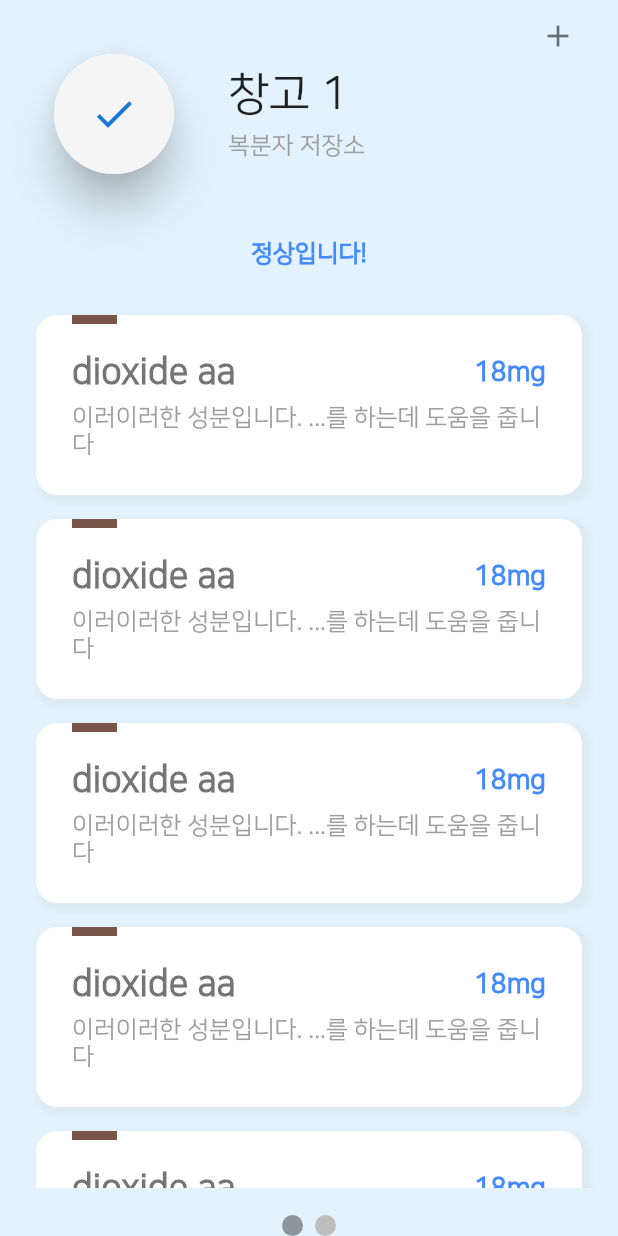
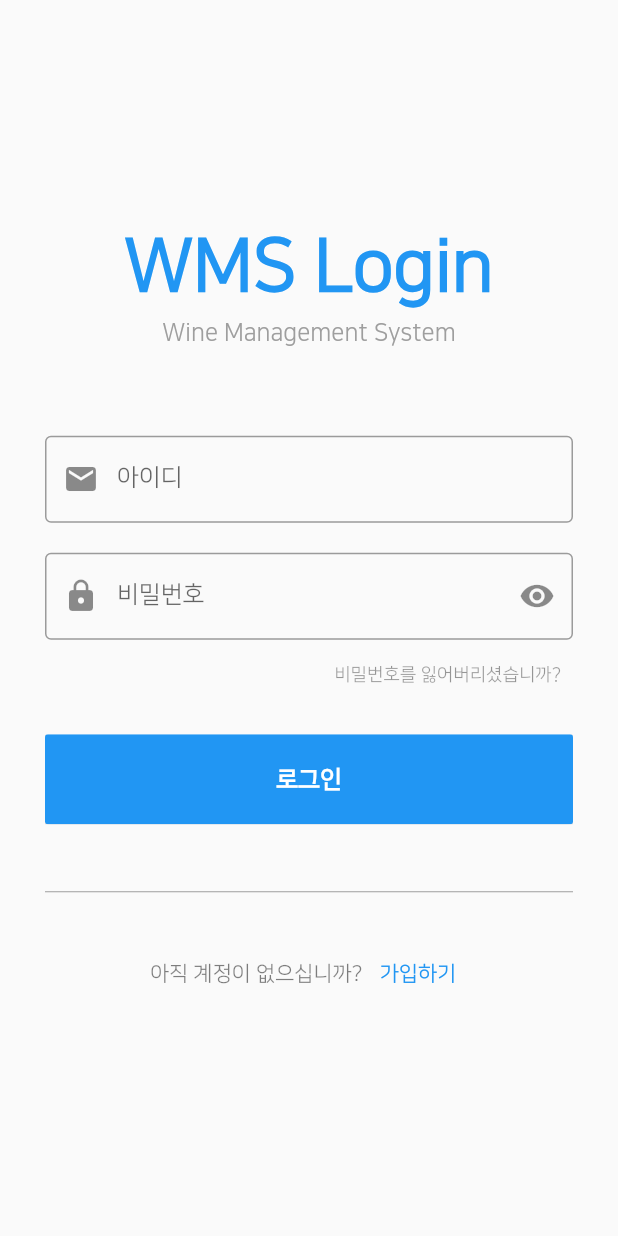
Before and after one commit to kkyy3402/wine_manager, a Flutter app: the screen it shows after launch, on a phone screen of 412 x 824 dp. Run offline on Flutter 3.47's test engine with Material 2 defaults, Android fonts, the light colour scheme and no system bars; drawn by our look-alikes of avatar_glow, page_view_indicators; our stand-ins replace get; missing offline and left inert: dart:ffi.

Commit message:
디스크립션 페이지 완료

```diff
--- a/app/lib/common/widget/StatusListCell.dart
+++ b/app/lib/common/widget/StatusListCell.dart
@@ -4,7 +4,7 @@ import 'package:get/get.dart';
 class StatusListCell extends StatelessWidget {
 
   StatusListCell(this.titleStr,{this.color, this.subTitleStr, this.volumeStr});
-  final String titleStr;
+  final String? titleStr;
   final String? subTitleStr;
   final String? volumeStr;
   Color? color;
@@ -43,7 +43,7 @@ class StatusListCell extends StatelessWidget {
                   children: [
 
                     Text(
-                      this.titleStr,
+                      this.titleStr ?? "",
                       style: TextStyle(
                           fontSize: 24,
                           color: Colors.black54,
@@ -71,6 +71,8 @@ class StatusListCell extends StatelessWidget {
                       fontSize: 16,
                       color: Colors.grey,
                   ),
+                  overflow: TextOverflow.ellipsis,
+                  maxLines: 2,
                 )
 
               ],
--- a/app/lib/core/route/app_pages.dart
+++ b/app/lib/core/route/app_pages.dart
@@ -3,6 +3,8 @@ import 'package:wine_manager/feature/description_page/binding.dart';
 import 'package:wine_manager/feature/description_page/view/description_page_view.dart';
 import 'package:wine_manager/feature/home/binding.dart';
 import 'package:wine_manager/feature/home/view/home_page.dart';
+import 'package:wine_manager/feature/login_page/binding.dart';
+import 'package:wine_manager/feature/login_page/view/login_page.dart';
 part 'app_routes.dart';
 
 class AppPages {
@@ -18,5 +20,11 @@ class AppPages {
       binding: DescriptionPageBinding(),
       transition: Transition.cupertino
     ),
+    GetPage(
+        name: AppRoutes.LOGIN,
+        page: () => LoginPage(),
+        binding: LoginBinding(),
+        transition: Transition.cupertino
+    ),
   ];
 }
--- a/app/lib/core/route/app_routes.dart
+++ b/app/lib/core/route/app_routes.dart
@@ -2,5 +2,6 @@ part of 'app_pages.dart';
 
 class AppRoutes {
   static const HOME = '/';
+  static const LOGIN = '/login';
   static const INGREDIENT_DESCRIPTION_PAGE = '/ingredient_description';
 }
--- a/app/lib/feature/description_page/controller/description_page_controller.dart
+++ b/app/lib/feature/description_page/controller/description_page_controller.dart
@@ -1,10 +1,13 @@
 import 'package:get/get.dart';
+import 'package:wine_manager/feature/home/model/description_item_model.dart';
 
 class DescriptionPageController extends GetxController {
 
   RxString titleString = "타이틀 텍스트".obs;
   RxString subTitleString = "서브 타이틀 텍스트".obs;
   RxString descriptionString = "설명입니다. 설명입니다. 설명입니다. 설명입니다. 설명입니다. 설명입니다. 설명입니다. 설명입니다. 설명입니다. 설명입니다. 설명입니다. 설명입니다. 설명입니다. 설명입니다. 설명입니다. 설명입니다. 설명입니다. 설명입니다.설명입니다. 설명입니다. 설명입니다.".obs;
+
+  IngredientDescriptionItemModel ingredientItem = Get.arguments["ingredientItem"];
 
   @override
   Future<void> onInit() async {
--- a/app/lib/feature/home/view/first_page.dart
+++ b/app/lib/feature/home/view/first_page.dart
@@ -8,6 +8,7 @@ import 'package:wine_manager/common/widget/SubTitleText.dart';
 import 'package:wine_manager/common/widget/TitleText.dart';
 import 'package:wine_manager/core/route/app_pages.dart';
 import 'package:wine_manager/feature/home/controller/home_controller.dart';
+import 'package:wine_manager/feature/home/model/description_item_model.dart';
 
 class FirstPage extends GetView<HomeController> {
 
@@ -82,17 +83,22 @@ class FirstPage extends GetView<HomeController> {
 
             Expanded(
               child: ListView.builder(
-                itemCount: 10,
+                itemCount: controller.ingredientItemsDescItems.length,
                 itemBuilder: (BuildContext context, int index) {
+
+                  IngredientDescriptionItemModel ingredientItem = controller.ingredientItemsDescItems[index];
+
                   return GestureDetector(
                     onTap: (){
-                      Get.toNamed(AppRoutes.INGREDIENT_DESCRIPTION_PAGE);
+                      Get.toNamed(AppRoutes.INGREDIENT_DESCRIPTION_PAGE, arguments: {
+                        "ingredientItem" : ingredientItem
+                      });
                     },
                     child: StatusListCell(
-                        "dioxide aa",
+                        ingredientItem.title,
                         // color: Colors.blueAccent,
                         color: Colors.primaries[Random().nextInt(Colors.primaries.length)],
-                        subTitleStr: "이러이러한 성분입니다. ...를 하는데 도움을 줍니다",
+                        subTitleStr: ingredientItem.description,
                         volumeStr:"18mg"
                     ),
                   );
--- a/app/lib/feature/home/view/home_page.dart
+++ b/app/lib/feature/home/view/home_page.dart
@@ -39,10 +39,10 @@ class HomePage extends GetView<HomeController> {
                         children: [
                           IconButton(
                               onPressed: (){
-                                print("눌림");
+                                Get.back();
                               },
                               icon: Icon(
-                                Icons.add,
+                                Icons.logout,
                                 color: Colors.black54,
                               )
                           )
--- /dev/null
+++ b/app/lib/feature/login_page/binding.dart
@@ -0,0 +1,9 @@
+import 'package:get/get.dart';
+import 'package:wine_manager/feature/login_page/controller/login_controller.dart';
+
+class LoginBinding extends Bindings {
+  @override
+  void dependencies() {
+    Get.put<LoginController>(LoginController());
+  }
+}
--- /dev/null
+++ b/app/lib/feature/login_page/controller/login_controller.dart
@@ -0,0 +1,5 @@
+import 'package:get/get.dart';
+
+class LoginController extends GetxController {
+
+}
--- /dev/null
+++ b/app/lib/feature/login_page/view/login_page.dart
@@ -0,0 +1,139 @@
+import 'package:flutter/material.dart';
+import 'package:flutter/src/widgets/framework.dart';
+import 'package:get/get.dart';
+import 'package:wine_manager/core/route/app_pages.dart';
+import 'package:wine_manager/feature/login_page/controller/login_controller.dart';
+
+class LoginPage extends GetView<LoginController> {
+
+  @override
+  Widget build(BuildContext context) {
+    return Scaffold(
+      body: Padding(
+        padding: const EdgeInsets.all(30),
+        child: Center(
+          child: SingleChildScrollView(
+            child: Column(
+              children: [
+                Text(
+                  'WMS Login',
+                  style: TextStyle(
+                      fontWeight: FontWeight.w900,
+                      fontSize: 48.0,
+                      color: Colors.blue),
+                ),
+
+                SizedBox(height: 8),
+
+                Text(
+                  'Wine Management System',
+                  style: TextStyle(
+
+                      fontSize: 16.0,
+                      color: Colors.grey),
+                ),
+
+                SizedBox(
+                  height: 60,
+                ),
+                TextFormField(
+                  keyboardType: TextInputType.emailAddress,
+                  decoration: InputDecoration(
+                    labelText: '아이디',
+                    border: OutlineInputBorder(),
+                    prefixIcon: Icon(Icons.email),
+                  ),
+                ),
+
+                SizedBox(
+                  height: 20,
+                ),
+
+                TextFormField(
+                  keyboardType: TextInputType.visiblePassword,
+                  obscureText: true,
+                  decoration: const InputDecoration(
+                    labelText: '비밀번호',
+                    border: OutlineInputBorder(),
+                    prefixIcon: Icon(Icons.lock),
+                    suffixIcon: Icon(Icons.remove_red_eye),
+                  ),
+                ),
+                Row(
+                  mainAxisAlignment: MainAxisAlignment.end,
+                  children: [
+                    TextButton(
+                      onPressed: () {
+                        print('Forgotted Password!');
+                      },
+                      child: Text(
+                        '비밀번호를 잃어버리셨습니까?',
+                        style: TextStyle(
+                          color: Colors.black.withOpacity(0.4),
+                          fontSize: 12.0,
+                        ),
+                      ),
+                    ),
+                  ],
+                ),
+                SizedBox(
+                  height: 15,
+                ),
+                Container(
+                  clipBehavior: Clip.antiAliasWithSaveLayer,
+                  width: double.infinity,
+                  height: 60,
+                  decoration: BoxDecoration(
+
+                  ),
+                  child: MaterialButton(
+                    onPressed: () => Get.toNamed(AppRoutes.HOME),
+                    color: Colors.blue,
+                    child: Text(
+                      '로그인',
+                      style: TextStyle(
+                        fontSize: 16,
+                        color: Colors.white,
+                        fontWeight: FontWeight.bold
+                      ),
+                    ),
+                  ),
+                ),
+                SizedBox(
+                  height: 30,
+                ),
+                Divider(
+                  color: Colors.grey,
+                  height: 30,
+                ),
+                SizedBox(
+                  height: 16,
+                ),
+                Row(
+                  mainAxisAlignment: MainAxisAlignment.center,
+                  children: [
+                    Text(
+                      '''아직 계정이 없으십니까? ''',
+                      style: TextStyle(
+                        color: Colors.black.withOpacity(0.5),
+                        fontSize: 14.0,
+                      ),
+                    ),
+                    TextButton(
+                      onPressed: () {
+                        print('Sign Up');
+                      },
+                      child: Text('가입하기'),
+                    )
+                  ],
+                ),
+              ],
+            ),
+          ),
+        ),
+      ),
+    );
+  }
+
+
+}
--- a/app/lib/main.dart
+++ b/app/lib/main.dart
@@ -18,7 +18,7 @@ class FlutterApp extends StatelessWidget {
   @override
   Widget build(BuildContext context) {
     return GetMaterialApp(
-      initialRoute: AppRoutes.HOME,
+      initialRoute: AppRoutes.LOGIN,
       transitionDuration: Get.defaultTransitionDuration,
       defaultTransition: Transition.fade,
       debugShowCheckedModeBanner: false,
```
Also changed, not shown: app/lib/feature/description_page/view/description_page_view.dart (+52 -75 lines), app/lib/feature/home/controller/home_controller.dart (+69 -0 lines), app/lib/feature/home/model/description_item_model.dart (added, +10 -0 lines), app/lib/feature/home/view/second_page.dart (+19 -7 lines), app/pubspec.lock, 2 other files.
